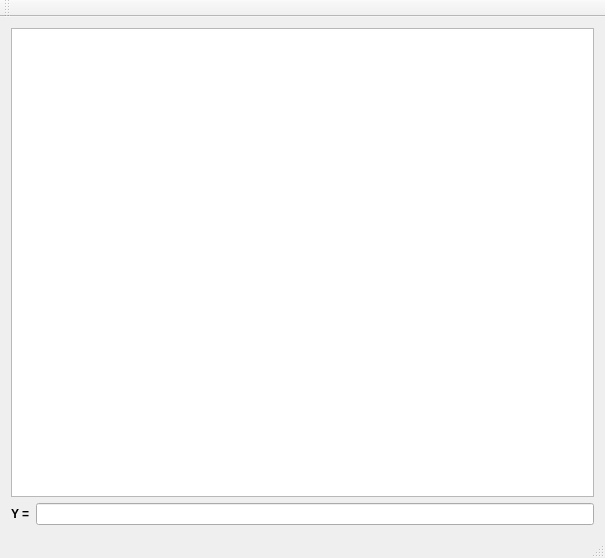
This is src/mainwindow.ui in lib64/graphing-calc as Qt 5 draws it before an edit. The edited form follows.
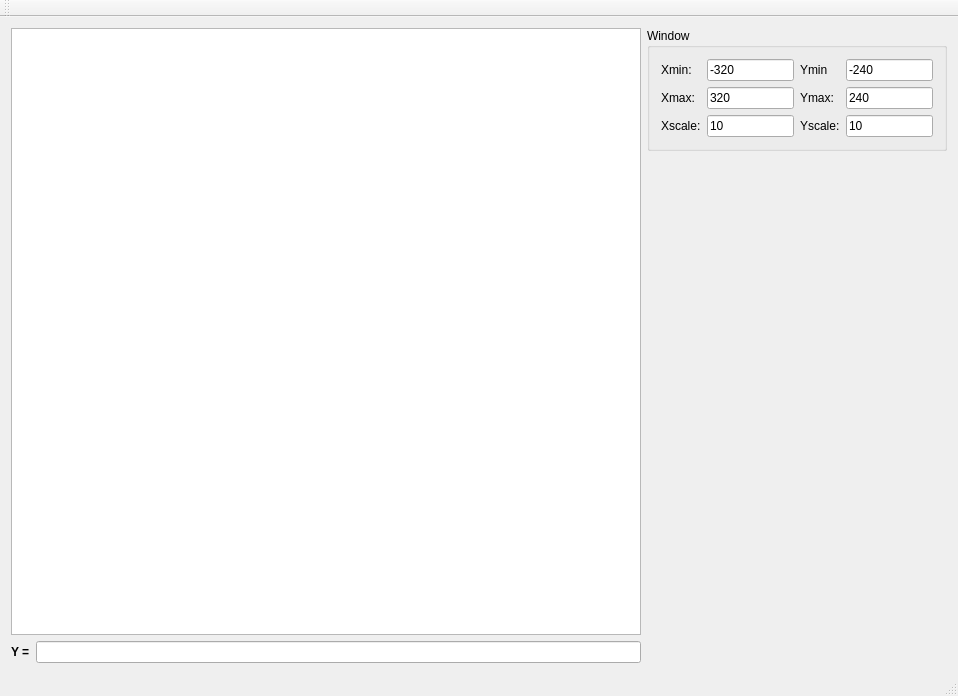
This is the edited form.

Commit message: added window group

Patch:
```diff
--- a/src/mainwindow.ui
+++ b/src/mainwindow.ui
@@ -6,21 +6,21 @@
    <rect>
     <x>0</x>
     <y>0</y>
-    <width>605</width>
-    <height>558</height>
+    <width>958</width>
+    <height>696</height>
    </rect>
   </property>
   <property name="windowTitle">
    <string>MainWindow</string>
   </property>
   <widget class="QWidget" name="centralWidget">
-   <layout class="QGridLayout" name="gridLayout_2">
-    <item row="0" column="0">
-     <widget class="QGraphicsView" name="graphicsView"/>
-    </item>
-    <item row="1" column="0">
+   <layout class="QGridLayout" name="gridLayout_10">
+    <item row="0" column="0" rowspan="2">
      <layout class="QGridLayout" name="gridLayout">
-      <item row="0" column="0">
+      <item row="0" column="0" colspan="2">
+       <widget class="QGraphicsView" name="graphicsView"/>
+      </item>
+      <item row="1" column="0">
        <widget class="QLabel" name="label">
         <property name="font">
          <font>
@@ -34,11 +34,155 @@
         </property>
        </widget>
       </item>
-      <item row="0" column="1">
-       <widget class="QLineEdit" name="lineEdit"/>
+      <item row="1" column="1">
+       <widget class="QLineEdit" name="lineEdit">
+        <property name="text">
+         <string/>
+        </property>
+       </widget>
       </item>
      </layout>
     </item>
+    <item row="0" column="1">
+     <widget class="QGroupBox" name="groupBox">
+      <property name="maximumSize">
+       <size>
+        <width>300</width>
+        <height>16777215</height>
+       </size>
+      </property>
+      <property name="title">
+       <string>Window</string>
+      </property>
+      <layout class="QGridLayout" name="gridLayout_9">
+       <item row="0" column="0">
+        <layout class="QGridLayout" name="gridLayout_8">
+         <item row="0" column="0">
+          <layout class="QGridLayout" name="gridLayout_4">
+           <item row="0" column="0">
+            <layout class="QGridLayout" name="gridLayout_2">
+             <item row="0" column="0">
+              <widget class="QLabel" name="label_2">
+               <property name="text">
+                <string>Xmin:</string>
+               </property>
+              </widget>
+             </item>
+             <item row="1" column="0">
+              <widget class="QLabel" name="label_3">
+               <property name="text">
+                <string>Xmax:</string>
+               </property>
+              </widget>
+             </item>
+             <item row="2" column="0">
+              <widget class="QLabel" name="label_4">
+               <property name="text">
+                <string>Xscale:</string>
+               </property>
+              </widget>
+             </item>
+            </layout>
+           </item>
+           <item row="0" column="1">
+            <layout class="QGridLayout" name="gridLayout_3">
+             <item row="0" column="0">
+              <widget class="QLineEdit" name="lineEdit_2">
+               <property name="text">
+                <string>-320</string>
+               </property>
+              </widget>
+             </item>
+             <item row="1" column="0">
+              <widget class="QLineEdit" name="lineEdit_3">
+               <property name="text">
+                <string>320</string>
+               </property>
+              </widget>
+             </item>
+             <item row="2" column="0">
+              <widget class="QLineEdit" name="lineEdit_4">
+               <property name="text">
+                <string>10</string>
+               </property>
+              </widget>
+             </item>
+            </layout>
+           </item>
+          </layout>
+         </item>
+         <item row="0" column="1">
+          <layout class="QGridLayout" name="gridLayout_5">
+           <item row="0" column="0">
+            <layout class="QGridLayout" name="gridLayout_6">
+             <item row="0" column="0">
+              <widget class="QLabel" name="label_5">
+               <property name="text">
+                <string>Ymin</string>
+               </property>
+              </widget>
+             </item>
+             <item row="1" column="0">
+              <widget class="QLabel" name="label_6">
+               <property name="text">
+                <string>Ymax:</string>
+               </property>
+              </widget>
+             </item>
+             <item row="2" column="0">
+              <widget class="QLabel" name="label_7">
+               <property name="text">
+                <string>Yscale:</string>
+               </property>
+              </widget>
+             </item>
+            </layout>
+           </item>
+           <item row="0" column="1">
+            <layout class="QGridLayout" name="gridLayout_7">
+             <item row="0" column="0">
+              <widget class="QLineEdit" name="lineEdit_5">
+               <property name="text">
+                <string>-240</string>
+               </property>
+              </widget>
+             </item>
+             <item row="1" column="0">
+              <widget class="QLineEdit" name="lineEdit_6">
+               <property name="text">
+                <string>240</string>
+               </property>
+              </widget>
+             </item>
+             <item row="2" column="0">
+              <widget class="QLineEdit" name="lineEdit_7">
+               <property name="text">
+                <string>10</string>
+               </property>
+              </widget>
+             </item>
+            </layout>
+           </item>
+          </layout>
+         </item>
+        </layout>
+       </item>
+      </layout>
+     </widget>
+    </item>
+    <item row="1" column="1">
+     <spacer name="verticalSpacer">
+      <property name="orientation">
+       <enum>Qt::Vertical</enum>
+      </property>
+      <property name="sizeHint" stdset="0">
+       <size>
+        <width>20</width>
+        <height>486</height>
+       </size>
+      </property>
+     </spacer>
+    </item>
    </layout>
   </widget>
   <widget class="QMenuBar" name="menuBar">
```
Left out of the diff: 2 changed lines with no effect on the pictures. The commit also changes 3 other files.
